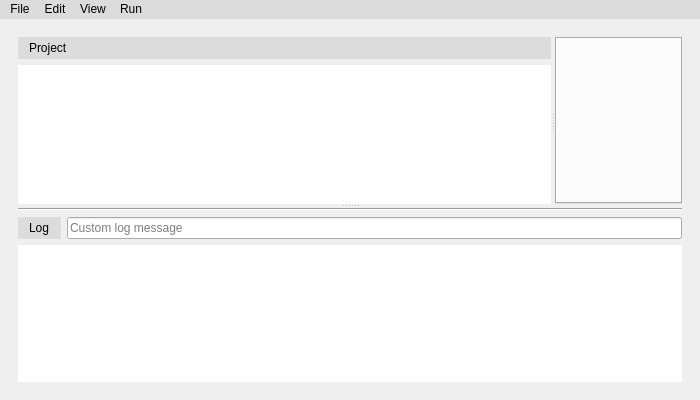
Above: gui/ui_files/mainwindow.ui from OSUDSL/pydre before the change. Below: the same form after it.
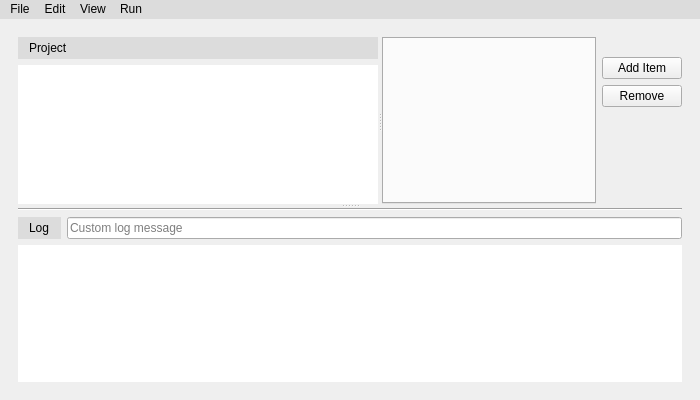
That is the form after the change. The open tabs and pages were chosen to show the change. Icons and pictures are not drawn.

Commit message: Added Add and Remove buttons for editing project trees

Patch:
```diff
--- a/gui/ui_files/mainwindow.ui
+++ b/gui/ui_files/mainwindow.ui
@@ -237,6 +237,9 @@
              </item>
             </layout>
            </widget>
+           <widget class="QWidget" name="horizontalLayoutWidget">
+            <layout class="QHBoxLayout" name="horizontalLayout_6">
+             <item>
            <widget class="QTabWidget" name="pfile_tab">
             <property name="focusPolicy">
              <enum>Qt::TabFocus</enum>
@@ -256,6 +259,53 @@
             <property name="movable">
              <bool>true</bool>
             </property>
+              </widget>
+             </item>
+             <item>
+              <layout class="QVBoxLayout" name="verticalLayout_11">
+               <item>
+                <widget class="QLabel" name="label_7">
+                 <property name="text">
+                  <string/>
+                 </property>
+                 <property name="margin">
+                  <number>1</number>
+                 </property>
+                </widget>
+               </item>
+               <item>
+                <widget class="QPushButton" name="pushButton">
+                 <property name="styleSheet">
+                  <string notr="true"/>
+                 </property>
+                 <property name="text">
+                  <string>Add Item</string>
+                 </property>
+                </widget>
+               </item>
+               <item>
+                <widget class="QPushButton" name="pushButton_2">
+                 <property name="text">
+                  <string>Remove</string>
+                 </property>
+                </widget>
+               </item>
+               <item>
+                <spacer name="verticalSpacer_2">
+                 <property name="orientation">
+                  <enum>Qt::Vertical</enum>
+                 </property>
+                 <property name="sizeHint" stdset="0">
+                  <size>
+                   <width>20</width>
+                   <height>40</height>
+                  </size>
+                 </property>
+                </spacer>
+               </item>
+              </layout>
+             </item>
+            </layout>
            </widget>
           </widget>
           <widget class="QWidget" name="layoutWidget">
```
Left out of the diff: 2 changed lines with no effect on the pictures. Lines whose indentation alone changed are shown as unchanged. The commit also changes 2 other files.
